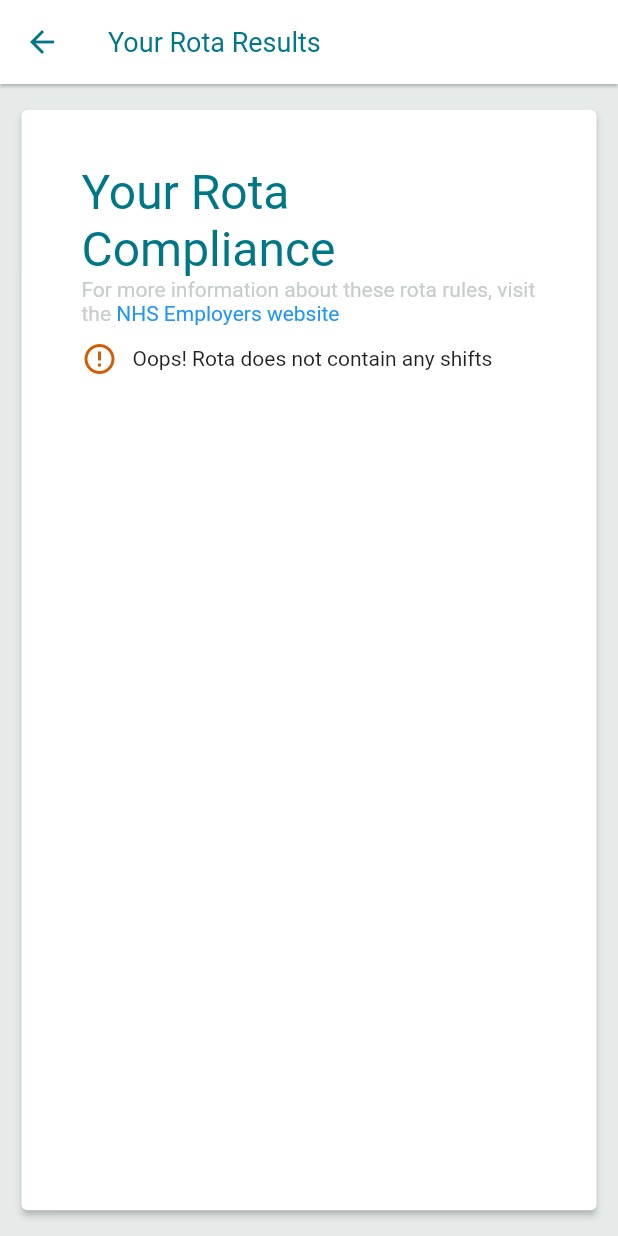
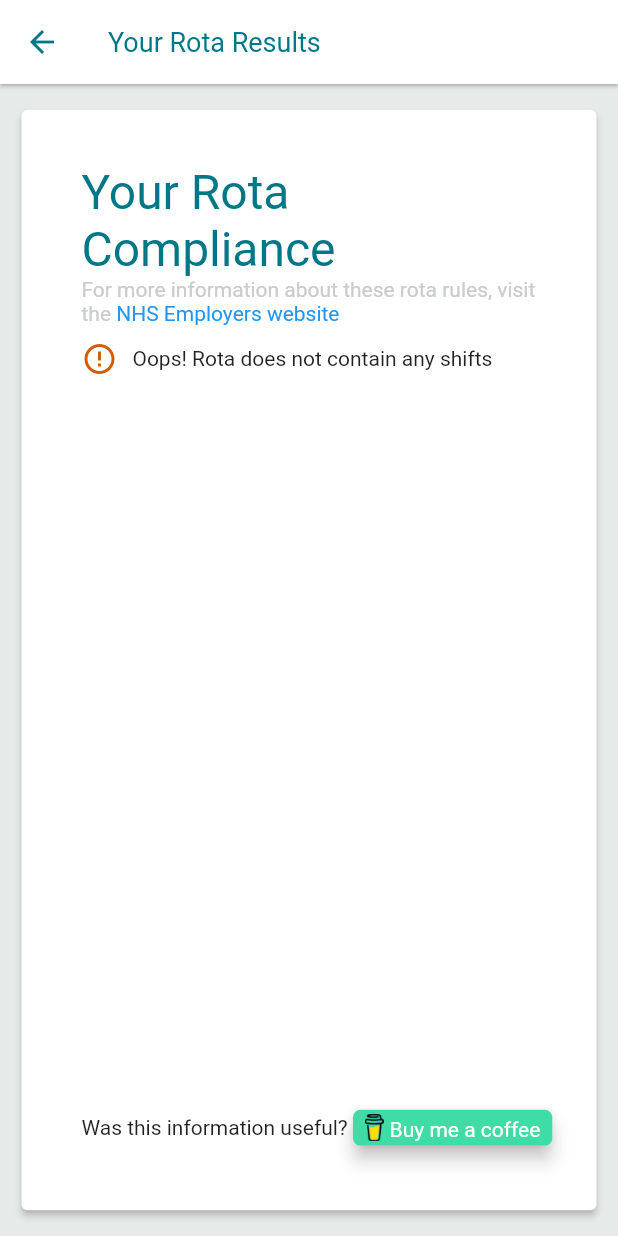
Before and after one commit to CourtneyOB/rota_checker, a Flutter app: the ResultsPage screen opened by its route, on a phone screen of 412 x 824 dp. Run offline on Flutter 3.47's test engine with Material 2 defaults, Android fonts, the light colour scheme and no system bars; our stand-ins replace auto_size_text, cloud_firestore, firebase_core, flutter_riverpod, mask_text_input_formatter, shared_preferences; missing offline and left inert: week_of_year; accounts and stored records are empty; generated files the repository leaves out were written again.

Commit message:
buy me a coffee & logo

```diff
--- a/lib/constants.dart
+++ b/lib/constants.dart
@@ -1,6 +1,6 @@
 import 'package:flutter/material.dart';
 
-const String kLogo = 'assets/rota_checker_logo.png';
+const String kLogo = 'assets/rota_checker_logo_50x50.png';
 const String kNHSEmployersURL =
     'https://www.nhsemployers.org/publications/doctors-and-dentists-training-terms-and-conditions-england-2016';
 
--- a/lib/layout/home_mobile_layout.dart
+++ b/lib/layout/home_mobile_layout.dart
@@ -4,6 +4,7 @@ import 'package:rota_checker/main.dart';
 import 'package:rota_checker/widgets/template_bar.dart';
 import 'package:rota_checker/widgets/calendar_week_view.dart';
 import 'package:rota_checker/widgets/text_only_button.dart';
+import 'package:rota_checker/widgets/coffee_button.dart';
 import 'package:flutter_riverpod/flutter_riverpod.dart';
 
 class HomeMobileLayout extends ConsumerWidget {
@@ -40,6 +41,10 @@ class HomeMobileLayout extends ConsumerWidget {
                   Navigator.pushNamed(context, '/about');
                 },
                 isActive: true),
+            SizedBox(
+              width: 10,
+            ),
+            CoffeeButton(),
           ],
         ),
       ),
--- a/lib/screens/resultspage.dart
+++ b/lib/screens/resultspage.dart
@@ -1,6 +1,7 @@
 import 'package:flutter/material.dart';
 import 'package:rota_checker/constants.dart';
 import 'package:flutter/gestures.dart';
+import 'package:rota_checker/widgets/coffee_button.dart';
 import 'package:url_launcher/url_launcher.dart';
 import 'package:rota_checker/main.dart';
 import 'package:flutter_riverpod/flutter_riverpod.dart';
@@ -94,6 +95,12 @@ class ResultsPage extends ConsumerWidget {
                         ),
                       ),
                     ),
+                    Row(
+                      children: [
+                        Text('Was this information useful? '),
+                        CoffeeButton(),
+                      ],
+                    ),
                   ],
                 ),
               ),
--- a/lib/widgets/calendar_month_view.dart
+++ b/lib/widgets/calendar_month_view.dart
@@ -218,7 +218,7 @@ class CalendarMonthView extends ConsumerWidget {
                           TextIconButton(
                             text: 'Clear Calendar',
                             icon: Icons.clear,
-                            colour: kPrimary,
+                            colour: kContrast,
                             onPress: ref.watch(dataProvider).duties.isEmpty
                                 ? () {}
                                 : () {
--- a/lib/widgets/calendar_week_view.dart
+++ b/lib/widgets/calendar_week_view.dart
@@ -155,7 +155,7 @@ class CalendarWeekView extends ConsumerWidget {
                     TextIconButton(
                       text: 'Clear all',
                       icon: Icons.clear,
-                      colour: kPrimary,
+                      colour: kContrast,
                       onPress: ref.watch(dataProvider).duties.isEmpty
                           ? () {}
                           : () {
--- /dev/null
+++ b/lib/widgets/coffee_button.dart
@@ -0,0 +1,56 @@
+import 'package:flutter/material.dart';
+import 'package:flutter/services.dart';
+import 'package:url_launcher/url_launcher.dart';
+
+class CoffeeButton extends StatelessWidget {
+  @override
+  Widget build(BuildContext context) {
+    return Padding(
+      padding: const EdgeInsets.symmetric(vertical: 7.0),
+      child: MouseRegion(
+        cursor: SystemMouseCursors.click,
+        child: GestureDetector(
+          onTap: () async {
+            await launch('https://www.buymeacoffee.com/Kikiontheweb');
+          },
+          child: Material(
+            elevation: 5.0,
+            borderRadius: BorderRadius.circular(5.0),
+            child: Container(
+              decoration: BoxDecoration(
+                  borderRadius: BorderRadius.all(Radius.circular(5.0)),
+                  color: Color(0xFF40DCA5)),
+              height: 24.0,
+              child: Align(
+                alignment: Alignment.centerLeft,
+                child: Padding(
+                  padding: const EdgeInsets.symmetric(horizontal: 8.0),
+                  child: Row(
+                    crossAxisAlignment: CrossAxisAlignment.center,
+                    children: [
+                      Padding(
+                        padding: const EdgeInsets.symmetric(vertical: 3.0),
+                        child: Image(
+                          filterQuality: FilterQuality.medium,
+                          image:
+                              AssetImage('assets/bmc-logo-no-background.png'),
+                        ),
+                      ),
+                      Padding(
+                        padding: const EdgeInsets.only(left: 4.0, top: 2.0),
+                        child: Text(
+                          'Buy me a coffee',
+                          style: TextStyle(color: Colors.white),
+                        ),
+                      ),
+                    ],
+                  ),
+                ),
+              ),
+            ),
+          ),
+        ),
+      ),
+    );
+  }
+}
--- a/pubspec.yaml
+++ b/pubspec.yaml
@@ -68,7 +68,7 @@ flutter:
 
   # To add assets to your application, add an assets section, like this:
   assets:
-    - assets/rota_checker_logo.png
+    - assets/
   #   - images/a_dot_burr.jpeg
   #   - images/a_dot_ham.jpeg
 
```
Also changed, not shown: lib/layout/home_web_layout.dart (+8 -7 lines), lib/screens/about_page.dart (+3 -7 lines), assets/bmc-logo-no-background.png (added), assets/hot-beverage_2615.png (added), assets/rota_checker_logo_50x50.png (added).
